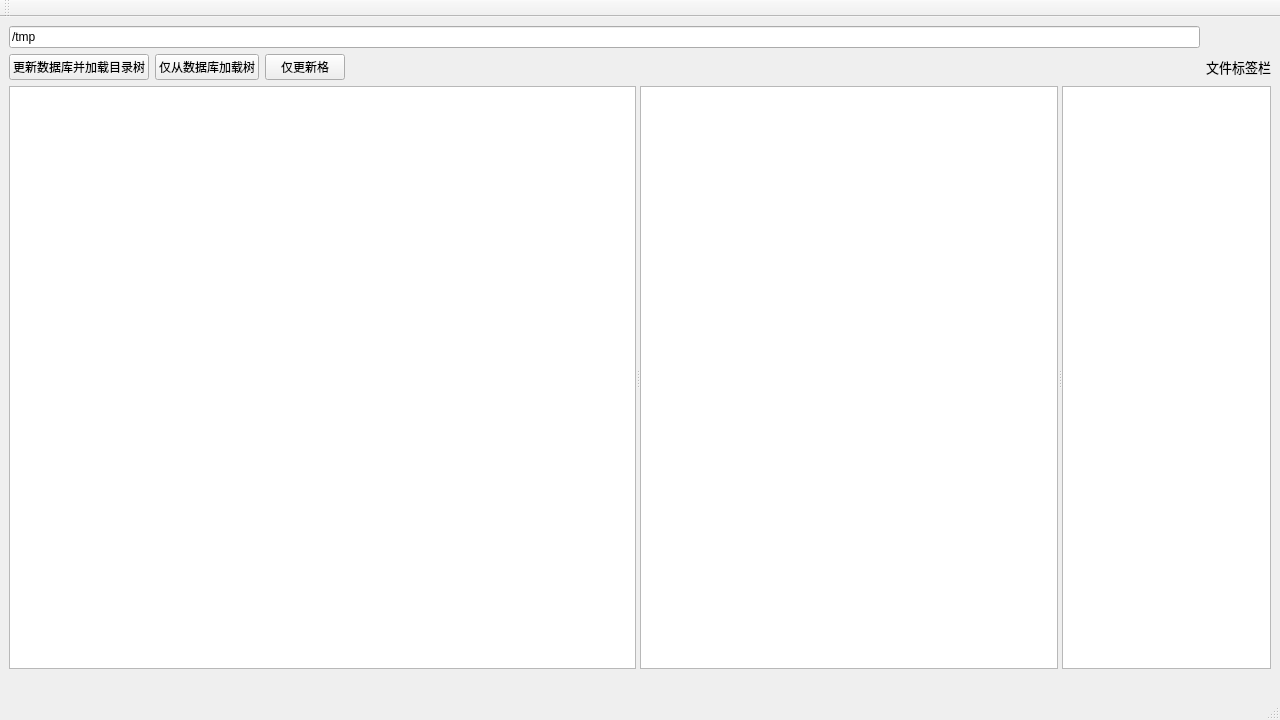
This is gui/mainwindow/FileM.ui in SUMStudio/FileM as Qt 5 draws it before an edit. The edited form follows.
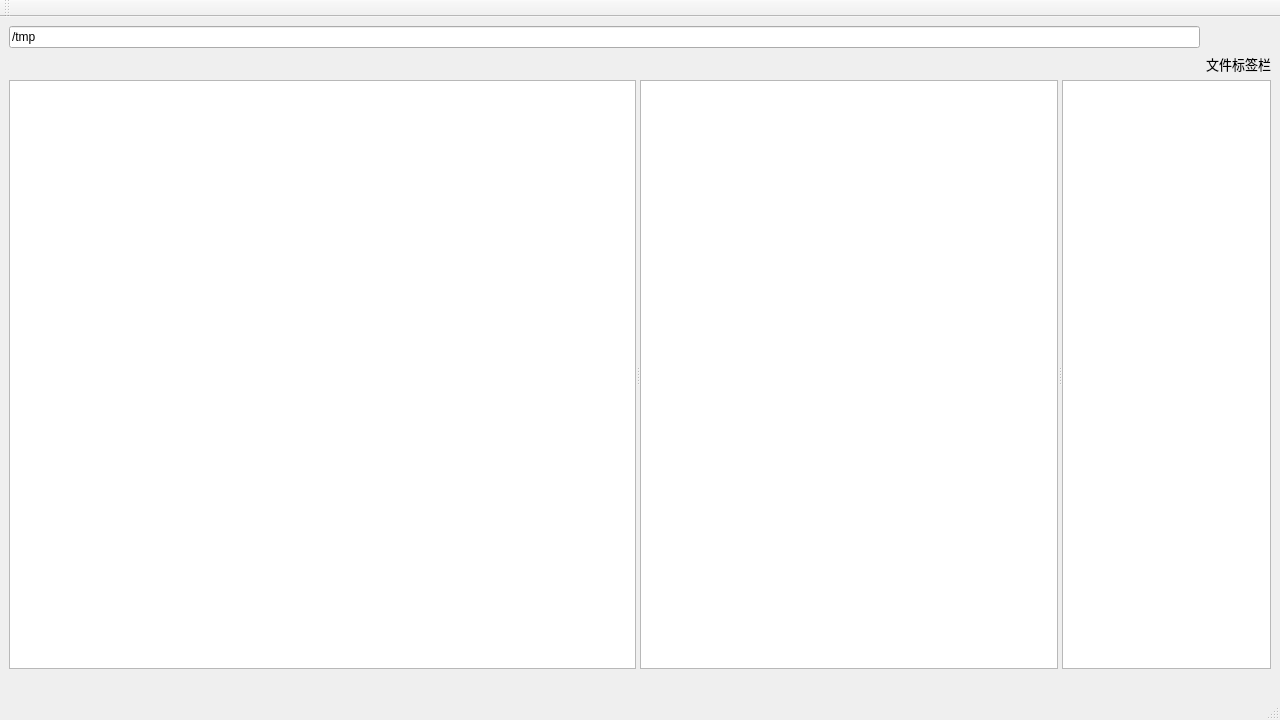
This is the edited form.

```diff
--- a/gui/mainwindow/FileM.ui
+++ b/gui/mainwindow/FileM.ui
@@ -16,42 +16,7 @@
   <widget class="QWidget" name="centralwidget">
    <layout class="QGridLayout" name="gridLayout">
     <item row="1" column="0">
-     <layout class="QHBoxLayout" name="horizontalLayout">
-      <item>
-       <widget class="QPushButton" name="btn_updatetree">
-        <property name="text">
-         <string>更新数据库并加载目录树</string>
-        </property>
-       </widget>
-      </item>
-      <item>
-       <widget class="QPushButton" name="btn_loadtree">
-        <property name="text">
-         <string>仅从数据库加载树</string>
-        </property>
-       </widget>
-      </item>
-      <item>
-       <widget class="QPushButton" name="btn_updatelattice">
-        <property name="text">
-         <string>仅更新格</string>
-        </property>
-       </widget>
-      </item>
-      <item>
-       <spacer name="horizontalSpacer">
-        <property name="orientation">
-         <enum>Qt::Horizontal</enum>
-        </property>
-        <property name="sizeHint" stdset="0">
-         <size>
-          <width>40</width>
-          <height>20</height>
-         </size>
-        </property>
-       </spacer>
-      </item>
-     </layout>
+     <layout class="QHBoxLayout" name="horizontalLayout"/>
     </item>
     <item row="3" column="0">
      <widget class="QLabel" name="lb_info">
```
